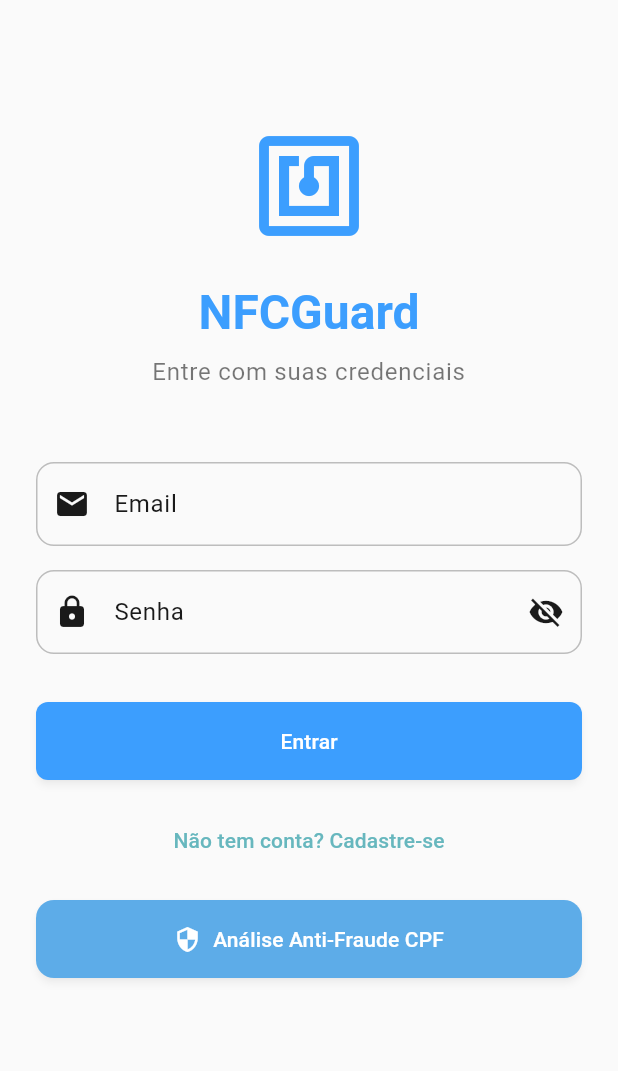
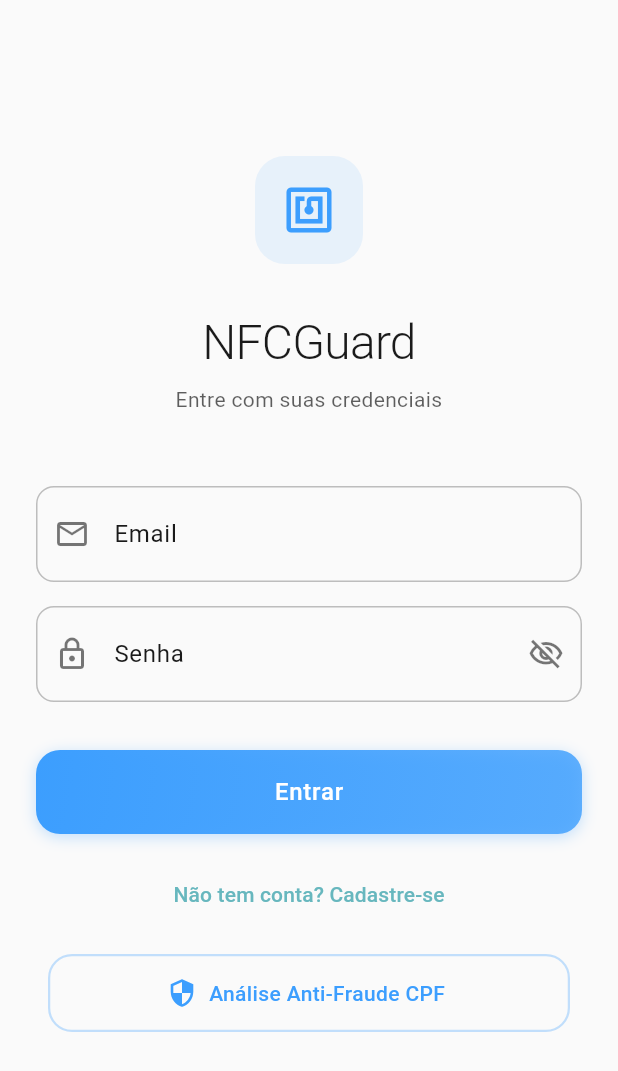
Before and after one commit to gabrielmaialva33/NFCGuardv, a Flutter app: the LoginPage screen opened directly, on a phone screen of 412 x 824 dp. Shown: the top 1071 px of the screen. Run offline on Flutter 3.47's test engine with Material 3 defaults, Android fonts, the phone set to English and light mode, and no system bars; our stand-ins replace device_info_plus, flutter_riverpod, flutter_secure_storage, riverpod_annotation, supabase_flutter; missing offline and left inert: ndef_record, nfc_manager, nfc_manager_ndef, ntp, search_cep; accounts and stored records are empty; generated files the repository leaves out were written again.

Commit message:
feat: Implement AuthWrapper and enhance LoginPage UI
This commit introduces the `AuthWrapper` widget for managing authentication-based navigation and significantly updates the UI/UX of the `LoginPage`.

Key changes:

- **`lib/presentation/pages/auth_wrapper.dart`:**
    - Created `AuthWrapper`, a `ConsumerWidget` that listens to `authProvider`.
    - Navigates to `HomePage` if a user is authenticated, otherwise to `LoginPage`.
    - Displays a loading indicator while checking authentication status.
    - Shows an error message with a "Try again" button if authentication fails.

- **`lib/presentation/pages/splash_page.dart`:**
    - Modified `SplashPage` to navigate to `AuthWrapper` after the delay, instead of directly to `LoginPage`. This allows `AuthWrapper` to handle the initial routing based on auth state.

- **`lib/presentation/pages/auth/login_page.dart`:**
    - **UI Enhancements:**
        - Updated the app icon display with a background color and rounded corners.
        - Refined typography for the app name and subtitle for a cleaner look.
        - Redesigned `TextFormField`s for email and password with:
            - Outlined borders, rounded corners, and filled background.
            - Updated prefix icons (`email_outlined`, `lock_outlined`).
            - Updated password visibility toggle icons (`visibility_outlined`, `visibility_off_outlined`).
        - Implemented a gradient background and shadow for the "Entrar" (Login) `ElevatedButton`.
        - Restyled the "Análise Anti-Fraude CPF" button with an outlined border, rounded corners, and updated icon (`security_outlined`).
    - Adjusted spacing and padding for improved visual hierarchy.

- **`lib/presentation/providers/auth_provider.g.dart`:**
    - Updated the generated hash for `authProvider` due to changes in its dependencies or usage.

```diff
--- a/lib/presentation/pages/auth/login_page.dart
+++ b/lib/presentation/pages/auth/login_page.dart
@@ -78,40 +78,58 @@ class _LoginPageState extends ConsumerState<LoginPage> {
             child: Column(
               crossAxisAlignment: CrossAxisAlignment.stretch,
               children: [
-                const SizedBox(height: 60),
+                const SizedBox(height: 80),
                 Center(
+                  child: Container(
+                    width: 72,
+                    height: 72,
+                    decoration: BoxDecoration(
+                      color: Theme.of(context).colorScheme.primary.withValues(alpha: 0.1),
+                      borderRadius: BorderRadius.circular(20),
+                    ),
                     child: Icon(
-                    Icons.nfc,
-                    size: 80,
+                      Icons.nfc_outlined,
+                      size: 36,
                       color: Theme.of(context).colorScheme.primary,
                     ),
                   ),
-                const SizedBox(height: 24),
+                ),
+                const SizedBox(height: 32),
                 Text(
                   AppConstants.appName,
                   textAlign: TextAlign.center,
                   style: Theme.of(context).textTheme.headlineLarge?.copyWith(
-                    fontWeight: FontWeight.bold,
-                    color: Theme.of(context).colorScheme.primary,
+                    fontWeight: FontWeight.w300,
+                    letterSpacing: -0.5,
+                    color: Theme.of(context).colorScheme.onSurface,
                   ),
                 ),
                 const SizedBox(height: 8),
                 Text(
                   'Entre com suas credenciais',
                   textAlign: TextAlign.center,
-                  style: Theme.of(context).textTheme.bodyLarge?.copyWith(
-                    color: Theme.of(
-                      context,
-                    ).colorScheme.onSurface.withValues(alpha: 0.6),
+                  style: Theme.of(context).textTheme.bodyMedium?.copyWith(
+                    color: Theme.of(context).colorScheme.onSurface.withValues(alpha: 0.7),
+                    letterSpacing: 0.25,
                   ),
                 ),
                 const SizedBox(height: 48),
                 TextFormField(
                   controller: _emailController,
                   keyboardType: TextInputType.emailAddress,
-                  decoration: const InputDecoration(
+                  decoration: InputDecoration(
                     labelText: 'Email',
-                    prefixIcon: Icon(Icons.email),
+                    prefixIcon: Icon(
+                      Icons.email_outlined,
+                      color: Theme.of(context).colorScheme.onSurface.withValues(alpha: 0.6),
+                    ),
+                    border: OutlineInputBorder(
+                      borderRadius: BorderRadius.circular(16),
+                      borderSide: BorderSide.none,
+                    ),
+                    filled: true,
+                    fillColor: Theme.of(context).colorScheme.surface.withValues(alpha: 0.8),
+                    contentPadding: const EdgeInsets.symmetric(vertical: 20, horizontal: 16),
                   ),
                   validator: (value) {
                     if (value?.isEmpty ?? true) {
@@ -131,12 +149,16 @@ class _LoginPageState extends ConsumerState<LoginPage> {
                   obscureText: !_isPasswordVisible,
                   decoration: InputDecoration(
                     labelText: 'Senha',
-                    prefixIcon: const Icon(Icons.lock),
+                    prefixIcon: Icon(
+                      Icons.lock_outlined,
+                      color: Theme.of(context).colorScheme.onSurface.withValues(alpha: 0.6),
+                    ),
                     suffixIcon: IconButton(
                       icon: Icon(
                         _isPasswordVisible
-                            ? Icons.visibility
-                            : Icons.visibility_off,
+                            ? Icons.visibility_outlined
+                            : Icons.visibility_off_outlined,
+                        color: Theme.of(context).colorScheme.onSurface.withValues(alpha: 0.6),
                       ),
                       onPressed: () {
                         setState(() {
@@ -144,6 +166,13 @@ class _LoginPageState extends ConsumerState<LoginPage> {
                         });
                       },
                     ),
+                    border: OutlineInputBorder(
+                      borderRadius: BorderRadius.circular(16),
+                      borderSide: BorderSide.none,
+                    ),
+                    filled: true,
+                    fillColor: Theme.of(context).colorScheme.surface.withValues(alpha: 0.8),
+                    contentPadding: const EdgeInsets.symmetric(vertical: 20, horizontal: 16),
                   ),
                   validator: (value) {
                     if (value?.isEmpty ?? true) {
@@ -156,17 +185,46 @@ class _LoginPageState extends ConsumerState<LoginPage> {
                   },
                 ),
                 const SizedBox(height: 32),
-                ElevatedButton(
+                Container(
+                  width: double.infinity,
+                  height: 56,
+                  decoration: BoxDecoration(
+                    gradient: LinearGradient(
+                      colors: [
+                        Theme.of(context).colorScheme.primary,
+                        Theme.of(context).colorScheme.primary.withValues(alpha: 0.8),
+                      ],
+                      begin: Alignment.topLeft,
+                      end: Alignment.bottomRight,
+                    ),
+                    borderRadius: BorderRadius.circular(16),
+                    boxShadow: [
+                      BoxShadow(
+                        color: Theme.of(context).colorScheme.primary.withValues(alpha: 0.3),
+                        blurRadius: 8,
+                        offset: const Offset(0, 2),
+                      ),
+                    ],
+                  ),
+                  child: ElevatedButton(
                     onPressed: _login,
                     style: ElevatedButton.styleFrom(
-                    backgroundColor: Theme.of(context).colorScheme.primary,
-                    foregroundColor: Theme.of(context).colorScheme.onPrimary,
-                    padding: const EdgeInsets.symmetric(vertical: 16),
+                      backgroundColor: Colors.transparent,
+                      shadowColor: Colors.transparent,
                       shape: RoundedRectangleBorder(
-                      borderRadius: BorderRadius.circular(8),
+                        borderRadius: BorderRadius.circular(16),
                       ),
                     ),
-                  child: const Text('Entrar'),
+                    child: const Text(
+                      'Entrar',
+                      style: TextStyle(
+                        color: Colors.white,
+                        fontSize: 16,
+                        fontWeight: FontWeight.w500,
+                        letterSpacing: 0.5,
+                      ),
+                    ),
+                  ),
                 ),
                 const SizedBox(height: 16),
                 TextButton(
@@ -178,15 +236,39 @@ class _LoginPageState extends ConsumerState<LoginPage> {
                   child: const Text('Não tem conta? Cadastre-se'),
                 ),
                 const SizedBox(height: 16),
-                ElevatedButton.icon(
+                Container(
+                  width: double.infinity,
+                  height: 52,
+                  margin: const EdgeInsets.symmetric(horizontal: 8),
+                  decoration: BoxDecoration(
+                    border: Border.all(
+                      color: Theme.of(context).colorScheme.primary.withValues(alpha: 0.3),
+                      width: 1.5,
+                    ),
+                    borderRadius: BorderRadius.circular(16),
+                    color: Theme.of(context).colorScheme.surface,
+                  ),
+                  child: TextButton.icon(
                     onPressed: _navigateToCpfFraudAnalysis,
-                  icon: const Icon(Icons.security),
-                  label: const Text('Análise Anti-Fraude CPF'),
-                  style: ElevatedButton.styleFrom(
-                    backgroundColor: const Color(0xFF5DACE8), // Azul harmonioso baseado na paleta cool
-                    foregroundColor: Colors.white,
-                    elevation: 2,
-                    padding: const EdgeInsets.symmetric(vertical: 16, horizontal: 20),
+                    style: TextButton.styleFrom(
+                      shape: RoundedRectangleBorder(
+                        borderRadius: BorderRadius.circular(16),
+                      ),
+                    ),
+                    icon: Icon(
+                      Icons.security_outlined,
+                      size: 20,
+                      color: Theme.of(context).colorScheme.primary,
+                    ),
+                    label: Text(
+                      'Análise Anti-Fraude CPF',
+                      style: TextStyle(
+                        color: Theme.of(context).colorScheme.primary,
+                        fontSize: 14,
+                        fontWeight: FontWeight.w500,
+                        letterSpacing: 0.25,
+                      ),
+                    ),
                   ),
                 ),
               ],
```
Also changed, not shown: lib/presentation/pages/auth_wrapper.dart (added, +71 -0 lines), lib/presentation/pages/splash_page.dart (+48 -18 lines), lib/presentation/providers/auth_provider.g.dart. Lines whose indentation alone changed are shown as unchanged.
